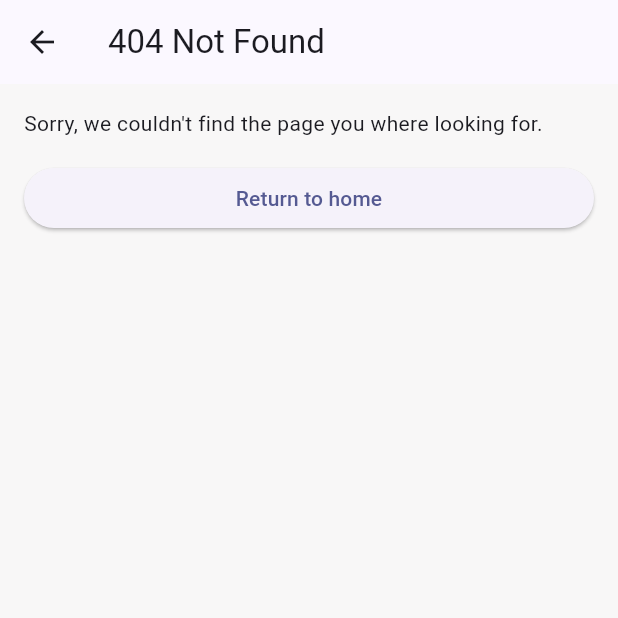
After one commit to gu1llermo/redemanda, a Flutter app: the NotFoundScreen screen opened directly, on a phone screen of 412 x 824 dp, the top half of it. The commit adds this screen. Run offline on Flutter 3.47's test engine with Material 3 defaults, Android fonts, the phone set to English and light mode, and no system bars; our stand-ins replace another_flushbar, dio, flutter_dotenv, flutter_riverpod, formz, go_router and 4 more; missing offline and left inert: window_manager; accounts and stored records are empty.

Commit message:
not_found_screen

```diff
--- a/lib/config/router/app_router.dart
+++ b/lib/config/router/app_router.dart
@@ -75,5 +75,6 @@ final goRouterProvider = Provider<GoRouter>((ref) {
 
       return null;
     },
+    errorBuilder: (context, state) => const NotFoundScreen(),
   );
 });
--- /dev/null
+++ b/lib/features/auth/presentation/screens/not_found_screen.dart
@@ -0,0 +1,28 @@
+import 'package:flutter/material.dart';
+import 'package:go_router/go_router.dart';
+
+class NotFoundScreen extends StatelessWidget {
+  const NotFoundScreen({super.key});
+
+  @override
+  Widget build(BuildContext context) => Scaffold(
+        appBar: AppBar(
+          title: const Text('404 Not Found'),
+        ),
+        body: ListView(
+          padding: const EdgeInsets.all(16),
+          children: [
+            const Text(
+              "Sorry, we couldn't find the page you where looking for.",
+            ),
+            const SizedBox(
+              height: 16,
+            ),
+            ElevatedButton(
+              onPressed: () => GoRouter.of(context).go('/'),
+              child: const Text('Return to home'),
+            ),
+          ],
+        ),
+      );
+}
--- a/lib/features/auth/presentation/screens/screens.dart
+++ b/lib/features/auth/presentation/screens/screens.dart
@@ -1,3 +1,4 @@
 export 'check_out_status_screen.dart';
 export 'login_screen.dart';
 export 'home_screen.dart';
+export 'not_found_screen.dart';
```
